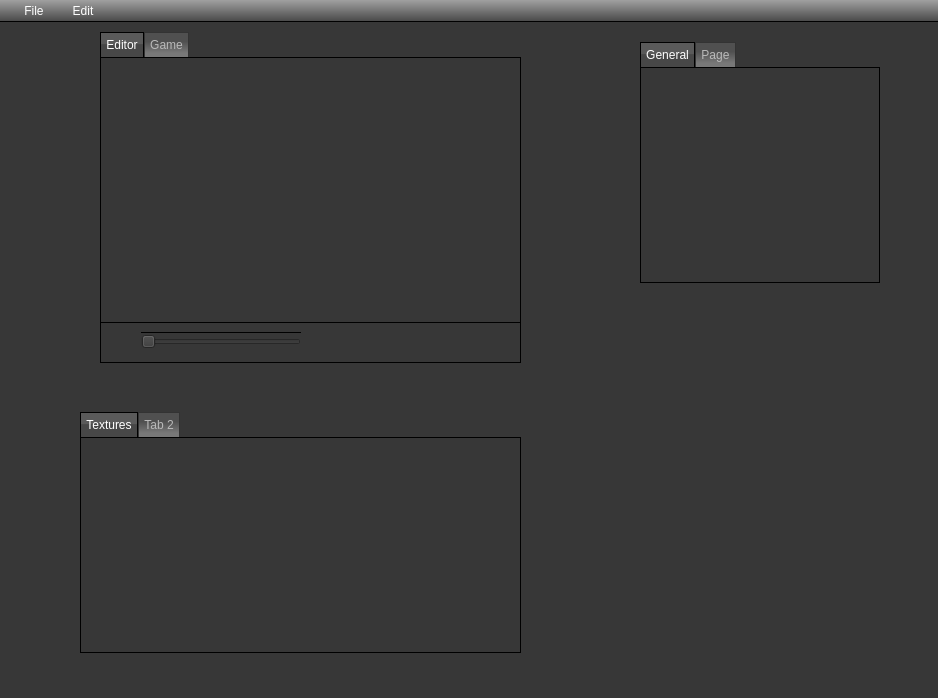
Before: the Qt Designer form QtProject/editor/mainwindow.ui in madvil/Editor, drawn with Qt 5.
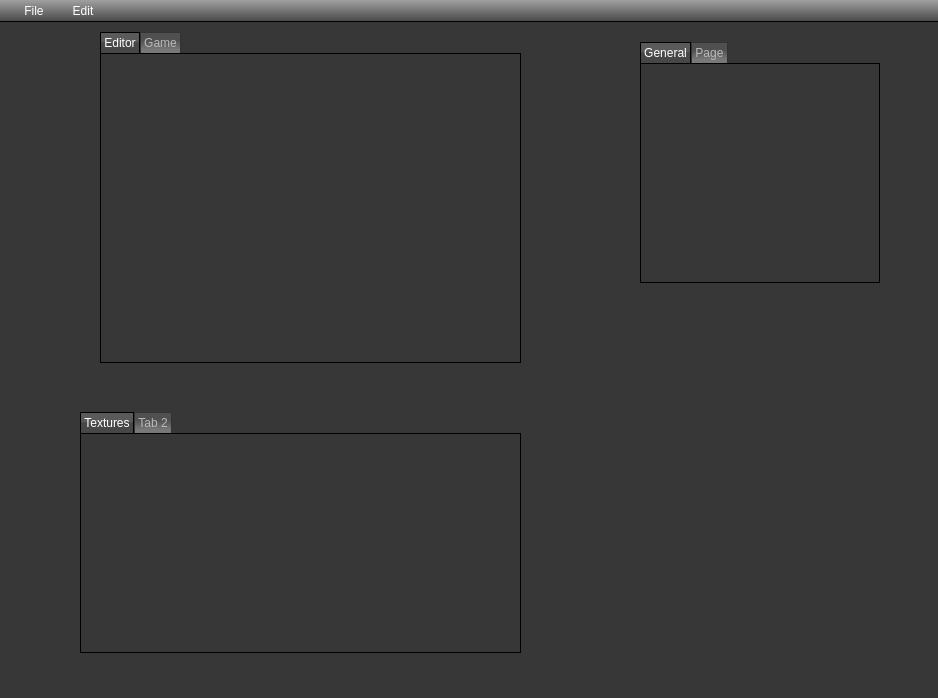
After: the same form once the commit is applied. Icons and pictures are not drawn.

The edit to the form file:
```diff
--- a/QtProject/editor/mainwindow.ui
+++ b/QtProject/editor/mainwindow.ui
@@ -20,6 +20,8 @@
  border: 0px;
 }
 
+/* QMenuBar */
+
 QMenuBar {
 border-bottom: 1px solid #000000;
 background: qlineargradient(spread:pad, x1:0, y1:0, x2:0, y2:1, stop:0 rgba(160, 160, 160, 255), stop:1 rgba(71, 71, 71, 255));
@@ -33,6 +35,8 @@
      border-radius: 4px;
  }
 
+/* QMenu */
+
 QMenu {
     border: 1px solid rgb(75, 75, 75);
  }
@@ -204,7 +208,7 @@
 	background-color: qlineargradient(spread:pad, x1:1, y1:1, x2:1, y2:0, stop:0 rgba(120, 120, 120, 255), stop:0.158192 rgba(120, 120, 120, 255), stop:0.619586 rgba(80, 80, 80, 255), stop:1 rgba(80, 80, 80, 255));
      border: 1px solid #333333;
      min-width: 8ex;
-     padding: 5px;
+     padding: 3px;
  border-bottom: 0px;
  }
 
@@ -416,7 +420,7 @@
         <property name="styleSheet">
          <string notr="true"/>
         </property>
-        <layout class="QVBoxLayout" name="verticalLayout" stretch="0,0">
+        <layout class="QVBoxLayout" name="verticalLayout" stretch="0">
          <property name="spacing">
           <number>0</number>
          </property>
@@ -451,39 +455,6 @@
            </layout>
           </widget>
          </item>
-         <item>
-          <widget class="QWidget" name="widget" native="true">
-           <property name="minimumSize">
-            <size>
-             <width>0</width>
-             <height>40</height>
-            </size>
-           </property>
-           <property name="maximumSize">
-            <size>
-             <width>16777215</width>
-             <height>40</height>
-            </size>
-           </property>
-           <property name="styleSheet">
-            <string notr="true">border: 0px;
-border-top: 1px solid #000000;</string>
-           </property>
-           <widget class="QSlider" name="horizontalSlider">
-            <property name="geometry">
-             <rect>
-              <x>40</x>
-              <y>10</y>
-              <width>160</width>
-              <height>19</height>
-             </rect>
-            </property>
-            <property name="orientation">
-             <enum>Qt::Horizontal</enum>
-            </property>
-           </widget>
-          </widget>
-         </item>
         </layout>
        </widget>
       </item>
```
Left out of the diff: 2 changed lines with no effect on the pictures.
